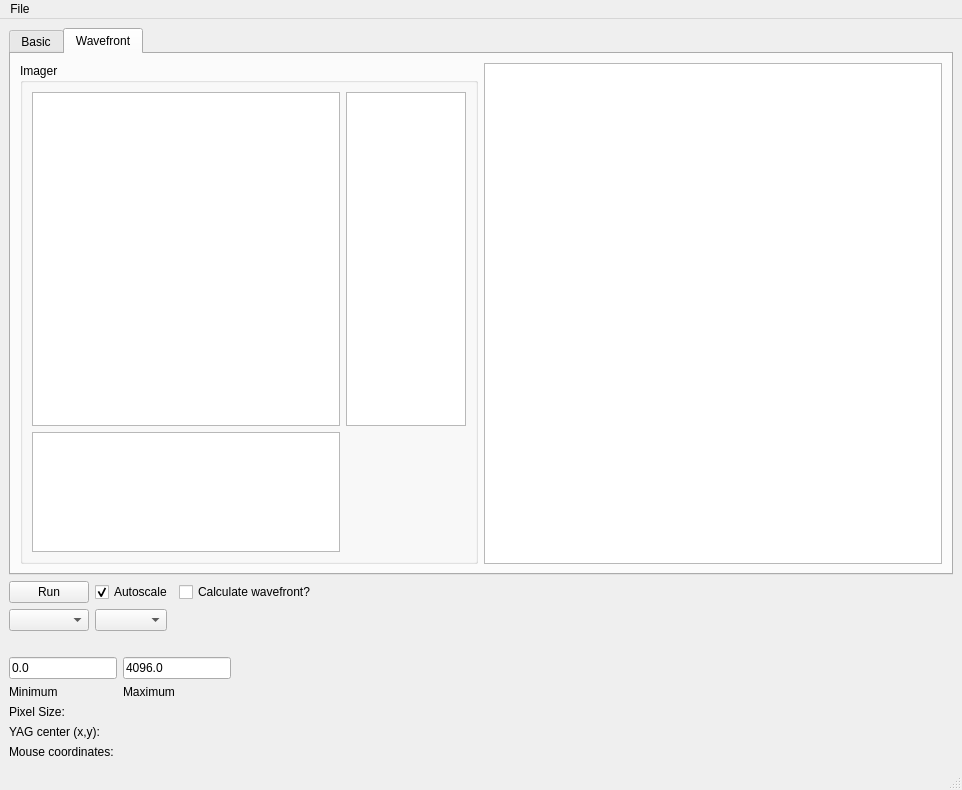
Before: the Qt Designer form PPM_centroid/PPM_screen.ui in mseaberg/slit_alignment, drawn with Qt 5.
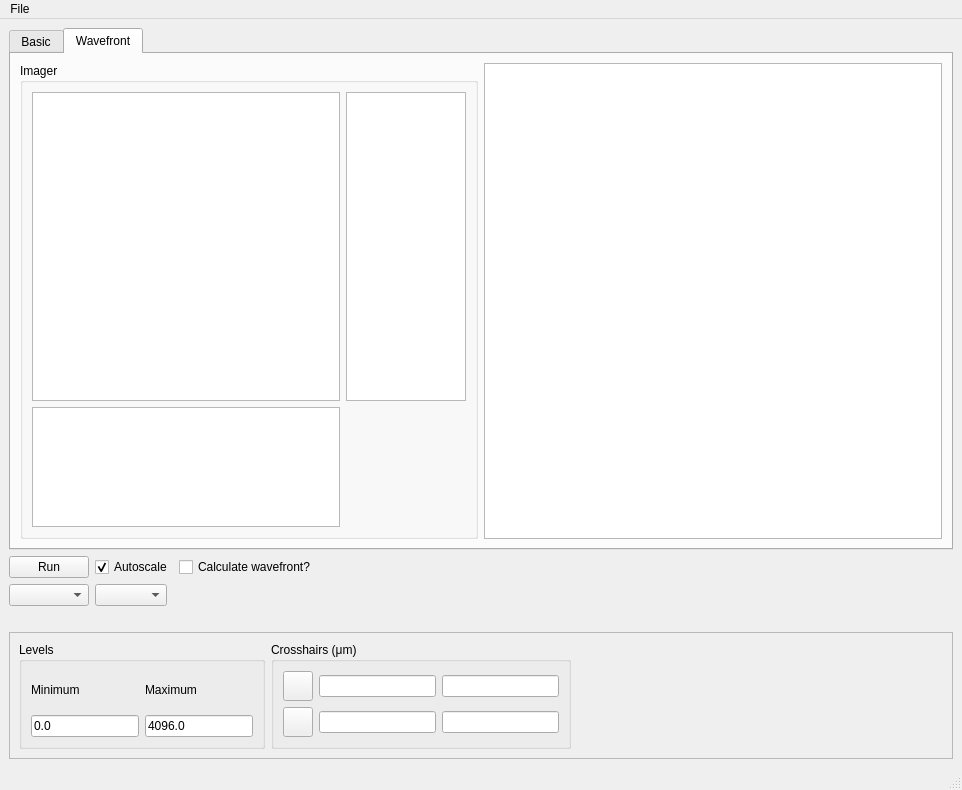
After: the same form once the commit is applied. Icons and pictures are not drawn. Custom widgets are drawn as their Qt base class.

Commit message: updating screen with crosshairs

Patch:
```diff
--- a/PPM_centroid/PPM_screen.ui
+++ b/PPM_centroid/PPM_screen.ui
@@ -13,6 +13,12 @@
   <property name="windowTitle">
    <string>PPM Alignment</string>
   </property>
+  <property name="iconSize">
+   <size>
+    <width>20</width>
+    <height>20</height>
+   </size>
+  </property>
   <widget class="QWidget" name="centralwidget">
    <layout class="QVBoxLayout" name="verticalLayout">
     <item>
@@ -311,8 +317,41 @@
      </layout>
     </item>
     <item>
-     <layout class="QFormLayout" name="formLayout_2">
-      <item row="2" column="0">
+     <widget class="QFrame" name="frame">
+      <property name="frameShape">
+       <enum>QFrame::StyledPanel</enum>
+      </property>
+      <property name="frameShadow">
+       <enum>QFrame::Raised</enum>
+      </property>
+      <layout class="QHBoxLayout" name="horizontalLayout_3">
+       <item>
+        <widget class="QGroupBox" name="groupBox_3">
+         <property name="maximumSize">
+          <size>
+           <width>300</width>
+           <height>16777215</height>
+          </size>
+         </property>
+         <property name="title">
+          <string>Levels</string>
+         </property>
+         <layout class="QGridLayout" name="gridLayout_5">
+          <item row="0" column="0">
+           <widget class="QLabel" name="label_min">
+            <property name="text">
+             <string>Minimum</string>
+            </property>
+           </widget>
+          </item>
+          <item row="0" column="1">
+           <widget class="QLabel" name="label_max">
+            <property name="text">
+             <string>Maximum</string>
+            </property>
+           </widget>
+          </item>
+          <item row="1" column="0">
        <widget class="QLineEdit" name="minValue">
         <property name="sizePolicy">
          <sizepolicy hsizetype="Fixed" vsizetype="Fixed">
@@ -325,7 +364,7 @@
         </property>
        </widget>
       </item>
-      <item row="2" column="1">
+          <item row="1" column="1">
        <widget class="QLineEdit" name="maxValue">
         <property name="sizePolicy">
          <sizepolicy hsizetype="Fixed" vsizetype="Fixed">
@@ -338,42 +377,130 @@
         </property>
        </widget>
       </item>
-      <item row="4" column="1">
-       <widget class="QLabel" name="label_max">
-        <property name="text">
-         <string>Maximum</string>
-        </property>
-       </widget>
-      </item>
-      <item row="4" column="0">
-       <widget class="QLabel" name="label_min">
+         </layout>
+        </widget>
+       </item>
+       <item>
+        <widget class="QGroupBox" name="groupBox">
+         <property name="maximumSize">
+          <size>
+           <width>300</width>
+           <height>16777215</height>
+          </size>
+         </property>
+         <property name="title">
+          <string>Crosshairs (μm)</string>
+         </property>
+         <layout class="QGridLayout" name="gridLayout_4">
+          <item row="1" column="0">
+           <widget class="QPushButton" name="blueCrosshair">
+            <property name="sizePolicy">
+             <sizepolicy hsizetype="Fixed" vsizetype="Fixed">
+              <horstretch>0</horstretch>
+              <verstretch>0</verstretch>
+             </sizepolicy>
+            </property>
+            <property name="minimumSize">
+             <size>
+              <width>30</width>
+              <height>30</height>
+             </size>
+            </property>
+            <property name="maximumSize">
+             <size>
+              <width>30</width>
+              <height>30</height>
+             </size>
+            </property>
         <property name="text">
-         <string>Minimum</string>
-        </property>
-       </widget>
-      </item>
-      <item row="5" column="0">
-       <widget class="QLabel" name="label_pixSize">
+             <string/>
+            </property>
+            <property name="icon">
+             <iconset>
+              <normaloff>icons/blue_cross.svg</normaloff>icons/blue_cross.svg</iconset>
+            </property>
+            <property name="iconSize">
+             <size>
+              <width>20</width>
+              <height>20</height>
+             </size>
+            </property>
+            <property name="checkable">
+             <bool>true</bool>
+            </property>
+           </widget>
+          </item>
+          <item row="0" column="0">
+           <widget class="QPushButton" name="redCrosshair">
+            <property name="sizePolicy">
+             <sizepolicy hsizetype="Fixed" vsizetype="Fixed">
+              <horstretch>0</horstretch>
+              <verstretch>0</verstretch>
+             </sizepolicy>
+            </property>
+            <property name="minimumSize">
+             <size>
+              <width>30</width>
+              <height>30</height>
+             </size>
+            </property>
+            <property name="maximumSize">
+             <size>
+              <width>30</width>
+              <height>30</height>
+             </size>
+            </property>
         <property name="text">
-         <string>Pixel Size:</string>
-        </property>
-       </widget>
-      </item>
-      <item row="6" column="0">
-       <widget class="QLabel" name="label_center">
-        <property name="text">
-         <string>YAG center (x,y):</string>
-        </property>
-       </widget>
-      </item>
-      <item row="7" column="0">
-       <widget class="QLabel" name="label_mouse">
-        <property name="text">
-         <string>Mouse coordinates:</string>
-        </property>
-       </widget>
-      </item>
-     </layout>
+             <string/>
+            </property>
+            <property name="icon">
+             <iconset>
+              <normaloff>icons/red_cross.svg</normaloff>icons/red_cross.svg</iconset>
+            </property>
+            <property name="iconSize">
+             <size>
+              <width>20</width>
+              <height>20</height>
+             </size>
+            </property>
+            <property name="checkable">
+             <bool>true</bool>
+            </property>
+            <property name="checked">
+             <bool>false</bool>
+            </property>
+           </widget>
+          </item>
+          <item row="0" column="1">
+           <widget class="QLineEdit" name="red_x"/>
+          </item>
+          <item row="0" column="2">
+           <widget class="QLineEdit" name="red_y"/>
+          </item>
+          <item row="1" column="2">
+           <widget class="QLineEdit" name="blue_y"/>
+          </item>
+          <item row="1" column="1">
+           <widget class="QLineEdit" name="blue_x"/>
+          </item>
+         </layout>
+        </widget>
+       </item>
+       <item>
+        <spacer name="horizontalSpacer_2">
+         <property name="orientation">
+          <enum>Qt::Horizontal</enum>
+         </property>
+         <property name="sizeHint" stdset="0">
+          <size>
+           <width>40</width>
+           <height>20</height>
+          </size>
+         </property>
+        </spacer>
+       </item>
+      </layout>
+     </widget>
     </item>
    </layout>
   </widget>
```
Lines whose indentation alone changed are shown as unchanged.
